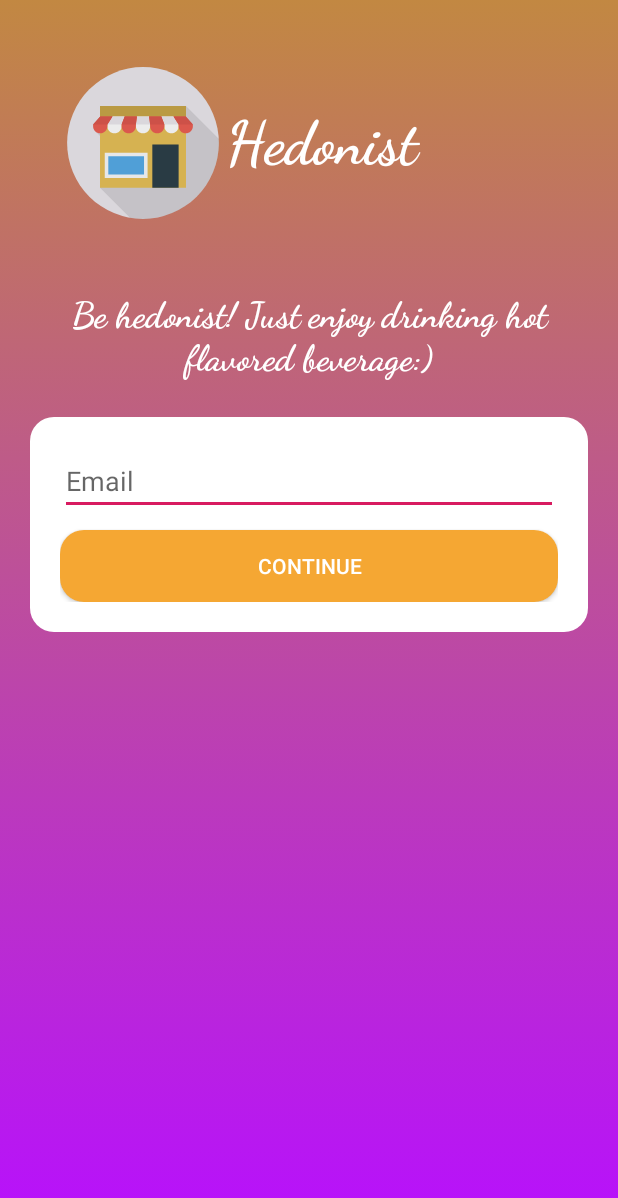
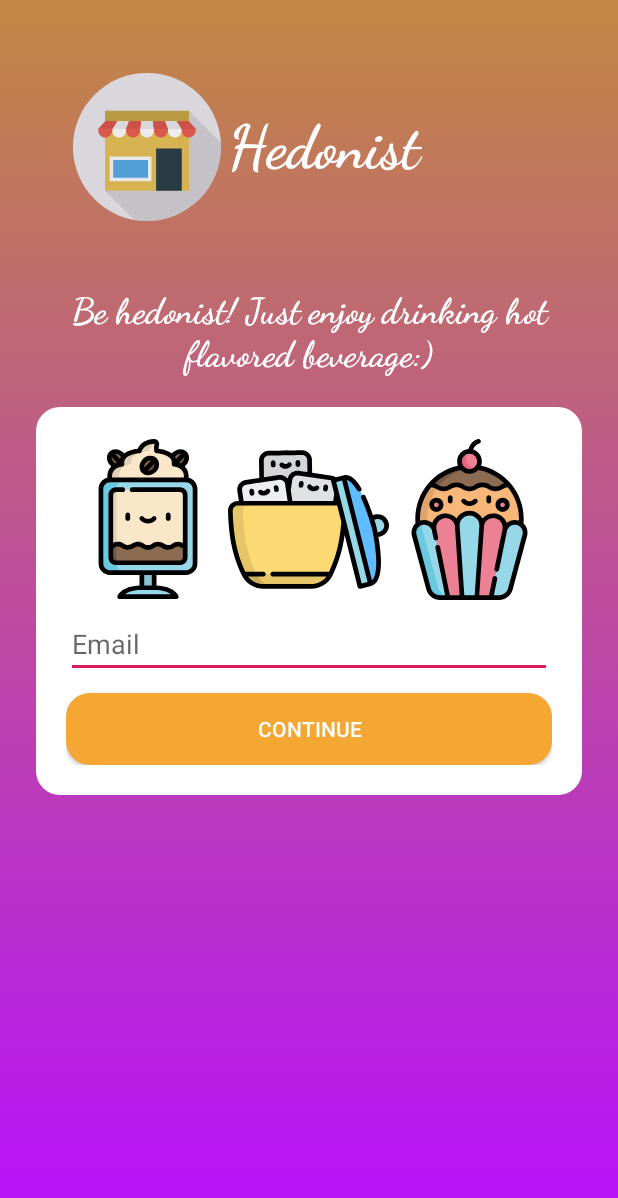
Before and after one commit to AN38/Hedonist, an Android app: the screen it shows after launch (LoginActivity), on a phone screen of 412 x 824 dp. Shown: the top 1198 px of the screen. Run offline under Robolectric (Android 15) with nearby library versions, the phone set to English and light mode, and no system bars.

Commit message:
Login activity (no logic, icons added)

```diff
--- a/app/src/main/res/layout/login_activity.xml
+++ b/app/src/main/res/layout/login_activity.xml
@@ -7,7 +7,7 @@
     android:orientation="vertical"
     android:background="@drawable/gradient_orange_violet"
     tools:context=".LoginActivity"
-    android:padding="20dp">
+    android:padding="24dp">
 
     <LinearLayout
         android:layout_width="match_parent"
@@ -49,7 +49,7 @@
         android:fontFamily="cursive"
         android:textColor="#FFFFFF"
         android:textAlignment="center"
-        android:layout_margin="24dp"/>
+        android:layout_margin="20dp"/>
 
     <LinearLayout
         android:layout_width="match_parent"
@@ -59,14 +59,51 @@
         android:orientation="vertical"
         android:padding="20dp">
 
+        <LinearLayout
+            android:layout_width="match_parent"
+            android:layout_height="0dp"
+            android:layout_weight="1.5"
+            android:orientation="horizontal"
+            android:padding="1dp">
+
+            <ImageView
+                android:layout_width="0dp"
+                android:layout_height="wrap_content"
+                android:layout_weight="0.5"
+                android:src="@drawable/ic_coffee"
+                android:adjustViewBounds="true"
+                android:cropToPadding="true"
+                android:layout_gravity="center"/>
+            <ImageView
+                android:layout_width="0dp"
+                android:layout_height="wrap_content"
+                android:layout_weight="0.5"
+                android:src="@drawable/ic_sugar"
+                android:adjustViewBounds="true"
+                android:cropToPadding="true"
+                android:layout_gravity="center"/>
+            <ImageView
+                android:layout_width="0dp"
+                android:layout_height="wrap_content"
+                android:layout_weight="0.5"
+                android:src="@drawable/ic_muffin"
+                android:adjustViewBounds="true"
+                android:cropToPadding="true"
+                android:layout_gravity="center"/>
+
+        </LinearLayout>
+
         <EditText
-            android:layout_height="wrap_content"
+            android:layout_height="0dp"
             android:layout_width="match_parent"
+            android:layout_weight="1.2"
             android:layout_gravity="center"
-            android:hint="@string/prompt_email"/>
+            android:hint="@string/prompt_email"
+            android:layout_marginTop="5dp"/>
         <Button
             android:layout_width="match_parent"
-            android:layout_height="wrap_content"
+            android:layout_height="0dp"
+            android:layout_weight="1"
             android:layout_marginTop="10dp"
             android:background="@drawable/btn_continue"
             android:textColor="#FFFFFF"
```
